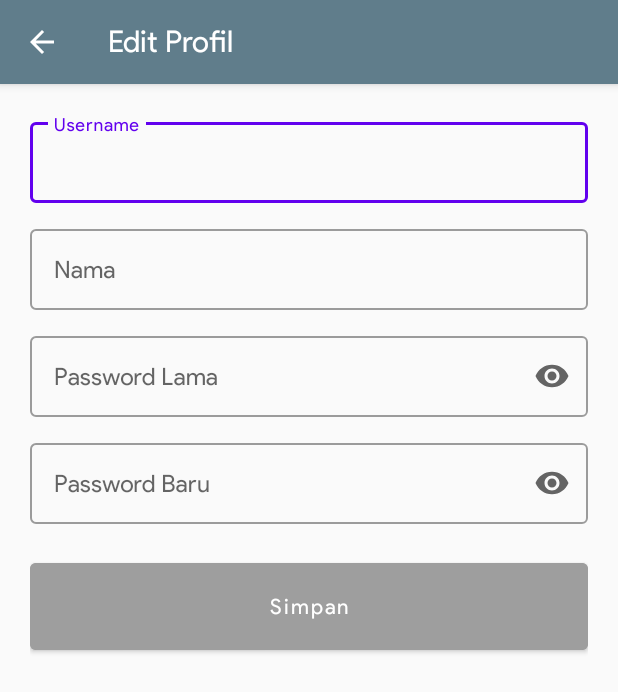
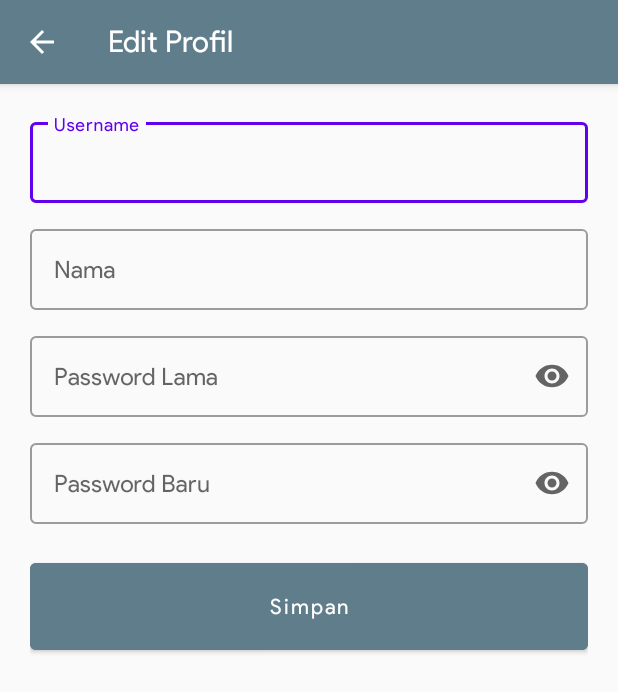
Before and after one commit to imufiid/pilwali-app, an Android app: the EditProfileActivity screen opened directly, with no data from a screen before it, on a phone screen of 412 x 824 dp. Shown: the top 692 px of the screen. Run offline under Robolectric (Android 15) with nearby library versions, the phone set to English and light mode, and no system bars; our stand-ins replace RxJava; network calls fail.

Commit message:
update color

```diff
--- a/app/src/main/res/values/colors.xml
+++ b/app/src/main/res/values/colors.xml
@@ -2,7 +2,7 @@
 <resources>
     <color name="colorPrimary">#607D8B</color>
     <color name="colorPrimaryDark">#455A64</color>
-    <color name="colorAccent">#9E9E9E</color>
+    <color name="colorAccent">#607D8B</color>
     <color name="colorLightPrimary">#CFD8DC</color>
     <color name="colorTextIcon">#FFFFFF</color>
     <color name="colorPrimaryTextIcon">#212121</color>
```
